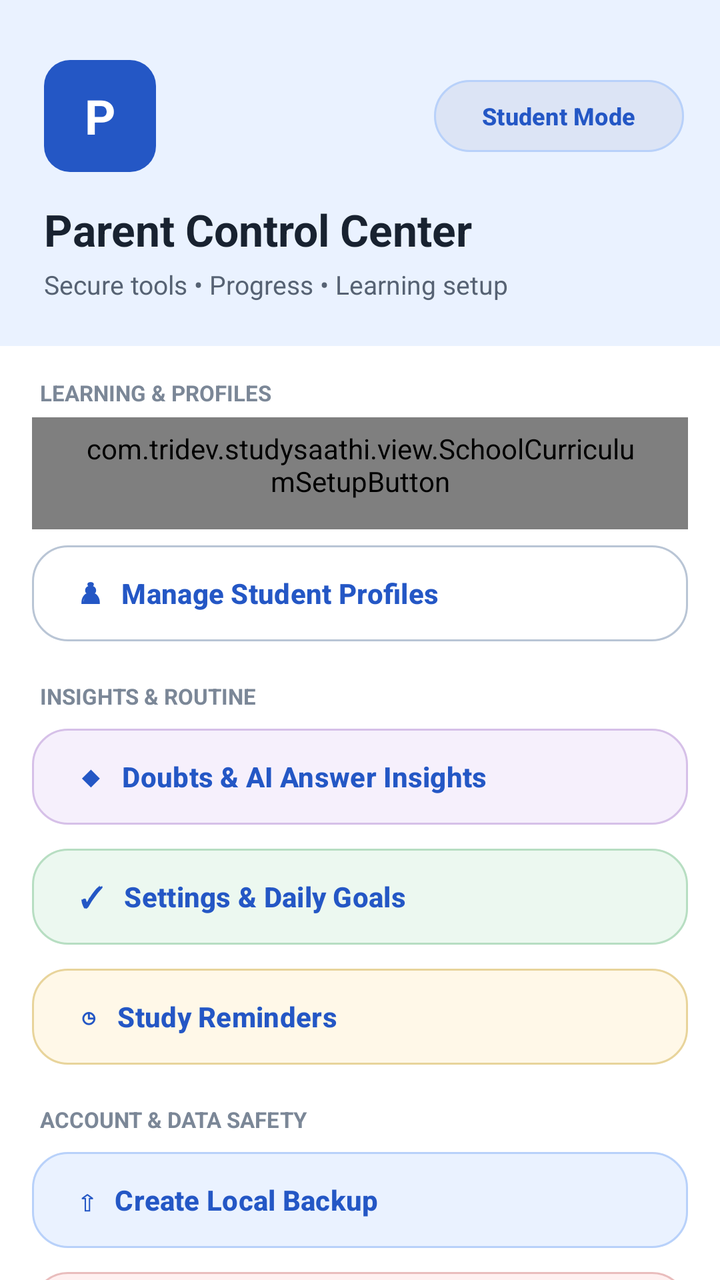
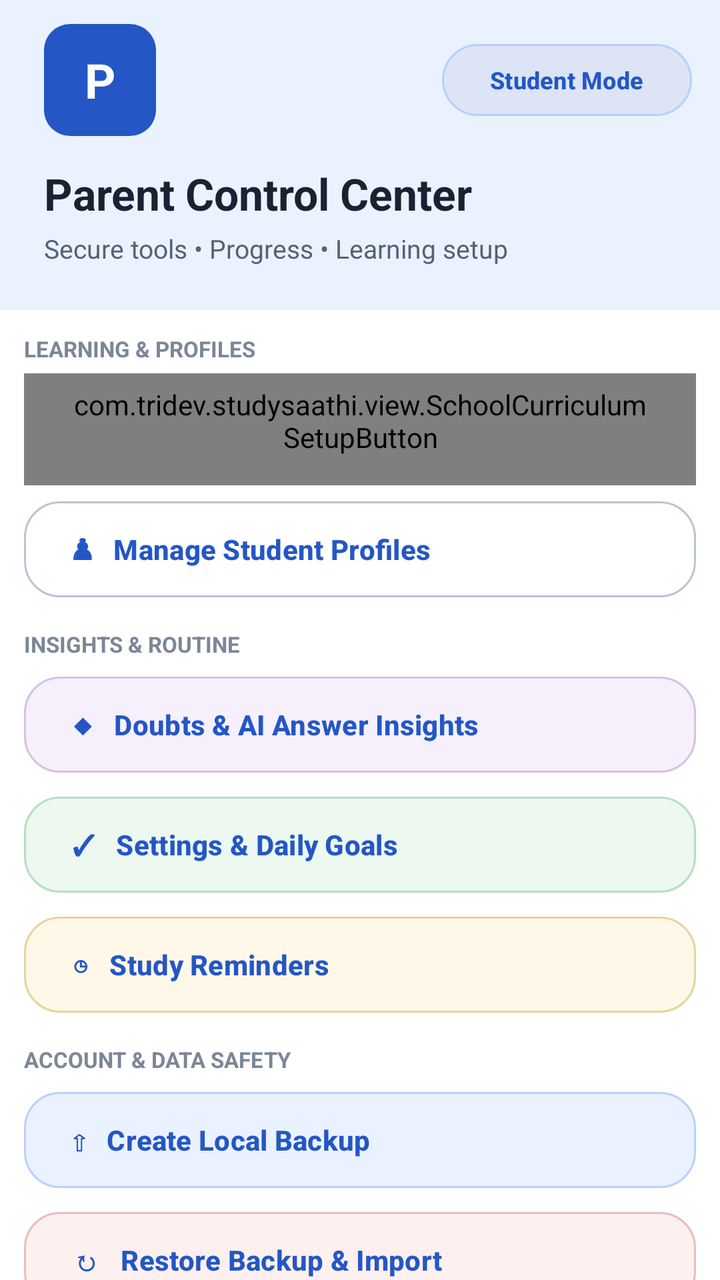

Two renders of the same Android screen: before a commit and after it. Below are the layout's source before the change and the commit's diff.
<!-- AndroidManifest.xml: application theme Theme.StudySaathi -->
<!-- res/layout/drawer_parent_navigation.xml -->
<?xml version="1.0" encoding="utf-8"?>
<androidx.core.widget.NestedScrollView xmlns:android="http://schemas.android.com/apk/res/android"
    xmlns:app="http://schemas.android.com/apk/res-auto"
    android:layout_width="match_parent"
    android:layout_height="match_parent"
    android:background="@color/ss_surface"
    android:clipToPadding="false"
    android:elevation="20dp"
    android:fillViewport="true">

    <LinearLayout
        android:layout_width="match_parent"
        android:layout_height="wrap_content"
        android:orientation="vertical"
        android:paddingBottom="28dp">

        <LinearLayout
            android:layout_width="match_parent"
            android:layout_height="wrap_content"
            android:background="@color/ss_blue_soft"
            android:orientation="vertical"
            android:paddingStart="22dp"
            android:paddingTop="30dp"
            android:paddingEnd="18dp"
            android:paddingBottom="22dp">

            <LinearLayout
                android:layout_width="match_parent"
                android:layout_height="wrap_content"
                android:gravity="center_vertical"
                android:orientation="horizontal">

                <TextView
                    android:layout_width="56dp"
                    android:layout_height="56dp"
                    android:background="@drawable/bg_help_step_badge"
                    android:gravity="center"
                    android:text="P"
                    android:textColor="@color/ss_on_primary"
                    android:textSize="24sp"
                    android:textStyle="bold" />

                <Space
                    android:layout_width="0dp"
                    android:layout_height="1dp"
                    android:layout_weight="1" />

                <com.google.android.material.button.MaterialButton
                    android:id="@+id/buttonDrawerStudentMode"
                    style="@style/Widget.StudySaathi.Button.Outlined"
                    android:layout_width="wrap_content"
                    android:layout_height="44dp"
                    android:minWidth="0dp"
                    android:text="Student Mode"
                    android:textAllCaps="false"
                    android:textSize="12sp"
                    app:backgroundTint="@color/ss_surface"
                    app:strokeColor="@color/ss_blue_border" />
            </LinearLayout>

            <TextView
                android:layout_width="match_parent"
                android:layout_height="wrap_content"
                android:layout_marginTop="14dp"
                android:fontFamily="sans-serif-rounded"
                android:text="Parent Control Center"
                android:textColor="@color/ss_text_primary"
                android:textSize="22sp"
                android:textStyle="bold" />

            <TextView
                android:layout_width="match_parent"
                android:layout_height="wrap_content"
                android:layout_marginTop="4dp"
                android:text="Secure tools • Progress • Learning setup"
                android:textColor="@color/ss_text_secondary"
                android:textSize="13sp" />
        </LinearLayout>

        <TextView
            android:layout_width="match_parent"
            android:layout_height="wrap_content"
            android:layout_marginStart="20dp"
            android:layout_marginTop="16dp"
            android:layout_marginEnd="20dp"
            android:text="LEARNING &amp; PROFILES"
            android:textColor="@color/ss_text_muted"
            android:textSize="11sp"
            android:textStyle="bold" />

        <com.tridev.studysaathi.view.SchoolCurriculumSetupButton
            android:id="@+id/buttonDrawerCurriculum"
            style="@style/Widget.StudySaathi.Button.Outlined"
            android:layout_width="match_parent"
            android:layout_height="wrap_content"
            android:layout_marginStart="16dp"
            android:layout_marginTop="5dp"
            android:layout_marginEnd="16dp"
            android:gravity="start|center_vertical"
            android:text="▣   School Curriculum &amp; Books"
            android:textAllCaps="false"
            app:backgroundTint="@color/ss_teal_soft"
            app:strokeColor="@color/ss_teal_border" />

        <com.google.android.material.button.MaterialButton
            android:id="@+id/buttonDrawerProfiles"
            style="@style/Widget.StudySaathi.Button.Outlined"
            android:layout_width="match_parent"
            android:layout_height="wrap_content"
            android:layout_marginStart="16dp"
            android:layout_marginTop="4dp"
            android:layout_marginEnd="16dp"
            android:gravity="start|center_vertical"
            android:text="♟   Manage Student Profiles"
            android:textAllCaps="false" />

        <TextView
            android:layout_width="match_parent"
            android:layout_height="wrap_content"
            android:layout_marginStart="20dp"
            android:layout_marginTop="16dp"
            android:layout_marginEnd="20dp"
            android:text="INSIGHTS &amp; ROUTINE"
            android:textColor="@color/ss_text_muted"
            android:textSize="11sp"
            android:textStyle="bold" />

        <com.google.android.material.button.MaterialButton
            android:id="@+id/buttonDrawerDoubts"
            style="@style/Widget.StudySaathi.Button.Outlined"
            android:layout_width="match_parent"
            android:layout_height="wrap_content"
            android:layout_marginStart="16dp"
            android:layout_marginTop="5dp"
            android:layout_marginEnd="16dp"
            android:gravity="start|center_vertical"
            android:text="◆   Doubts &amp; AI Answer Insights"
            android:textAllCaps="false"
            app:backgroundTint="@color/ss_purple_soft"
            app:strokeColor="@color/ss_purple_border" />

        <com.google.android.material.button.MaterialButton
            android:id="@+id/buttonDrawerGoals"
            style="@style/Widget.StudySaathi.Button.Outlined"
            android:layout_width="match_parent"
            android:layout_height="wrap_content"
            android:layout_marginStart="16dp"
            android:layout_marginTop="4dp"
            android:layout_marginEnd="16dp"
            android:gravity="start|center_vertical"
            android:text="✓   Settings &amp; Daily Goals"
            android:textAllCaps="false"
            app:backgroundTint="@color/ss_green_soft"
            app:strokeColor="@color/ss_green_border" />

        <com.google.android.material.button.MaterialButton
            android:id="@+id/buttonDrawerReminders"
            style="@style/Widget.StudySaathi.Button.Outlined"
            android:layout_width="match_parent"
            android:layout_height="wrap_content"
            android:layout_marginStart="16dp"
            android:layout_marginTop="4dp"
            android:layout_marginEnd="16dp"
            android:gravity="start|center_vertical"
            android:text="◷   Study Reminders"
            android:textAllCaps="false"
            app:backgroundTint="@color/ss_yellow_soft"
            app:strokeColor="@color/ss_yellow_border" />

        <TextView
            android:layout_width="match_parent"
            android:layout_height="wrap_content"
            android:layout_marginStart="20dp"
            android:layout_marginTop="16dp"
            android:layout_marginEnd="20dp"
            android:text="ACCOUNT &amp; DATA SAFETY"
            android:textColor="@color/ss_text_muted"
            android:textSize="11sp"
            android:textStyle="bold" />

        <com.google.android.material.button.MaterialButton
            android:id="@+id/buttonDrawerBackup"
            style="@style/Widget.StudySaathi.Button.Outlined"
            android:layout_width="match_parent"
            android:layout_height="wrap_content"
            android:layout_marginStart="16dp"
            android:layout_marginTop="5dp"
            android:layout_marginEnd="16dp"
            android:gravity="start|center_vertical"
            android:text="⇧   Create Local Backup"
            android:textAllCaps="false"
            app:backgroundTint="@color/ss_blue_soft"
            app:strokeColor="@color/ss_blue_border" />

        <com.google.android.material.button.MaterialButton
            android:id="@+id/buttonDrawerRestore"
            style="@style/Widget.StudySaathi.Button.Outlined"
            android:layout_width="match_parent"
            android:layout_height="wrap_content"
            android:layout_marginStart="16dp"
            android:layout_marginTop="4dp"
            android:layout_marginEnd="16dp"
            android:gravity="start|center_vertical"
            android:text="↻   Restore Backup &amp; Import"
            android:textAllCaps="false"
            app:backgroundTint="@color/ss_red_soft"
            app:strokeColor="@color/ss_red_border" />

        <com.google.android.material.button.MaterialButton
            android:id="@+id/buttonDrawerCloud"
            style="@style/Widget.StudySaathi.Button.Outlined"
            android:layout_width="match_parent"
            android:layout_height="wrap_content"
            android:layout_marginStart="16dp"
            android:layout_marginTop="4dp"
            android:layout_marginEnd="16dp"
            android:gravity="start|center_vertical"
            android:text="☁   Cloud &amp; Secure Sync"
            android:textAllCaps="false"
            app:backgroundTint="@color/ss_blue_soft"
            app:strokeColor="@color/ss_blue_border" />

        <com.google.android.material.button.MaterialButton
            android:id="@+id/buttonDrawerFamilyWorkspace"
            style="@style/Widget.StudySaathi.Button.Outlined"
            android:layout_width="match_parent"
            android:layout_height="wrap_content"
            android:layout_marginStart="16dp"
            android:layout_marginTop="4dp"
            android:layout_marginEnd="16dp"
            android:gravity="start|center_vertical"
            android:text="⌂   Family Learning Workspace"
            android:textAllCaps="false"
            app:backgroundTint="@color/ss_green_soft"
            app:strokeColor="@color/ss_green_border" />

        <com.google.android.material.button.MaterialButton
            android:id="@+id/buttonDrawerHelp"
            style="@style/Widget.StudySaathi.Button.Outlined"
            android:layout_width="match_parent"
            android:layout_height="wrap_content"
            android:layout_marginStart="16dp"
            android:layout_marginTop="4dp"
            android:layout_marginEnd="16dp"
            android:gravity="start|center_vertical"
            android:text="ⓘ   Help &amp; Parent Guide"
            android:textAllCaps="false"
            app:backgroundTint="@color/ss_purple_soft"
            app:strokeColor="@color/ss_purple_border" />

    </LinearLayout>
</androidx.core.widget.NestedScrollView>
<!-- resources referenced by this layout -->
<resources>
  <color name="ss_blue_border">#B8D1FA</color>
  <color name="ss_blue_soft">#EAF2FF</color>
  <color name="ss_green_border">#B7DEC2</color>
  <color name="ss_green_soft">#ECF8F0</color>
  <color name="ss_on_primary">#FFFFFF</color>
  <color name="ss_purple_border">#D6C0E8</color>
  <color name="ss_purple_soft">#F6F0FC</color>
  <color name="ss_red_border">#E9BDBD</color>
  <color name="ss_red_soft">#FFF0F0</color>
  <color name="ss_surface">#FFFFFF</color>
  <color name="ss_teal_border">#B4DCDC</color>
  <color name="ss_teal_soft">#EAF8F8</color>
  <color name="ss_text_muted">#7B8797</color>
  <color name="ss_text_primary">#182230</color>
  <color name="ss_text_secondary">#566273</color>
  <color name="ss_yellow_border">#E8D49B</color>
  <color name="ss_yellow_soft">#FFF8E8</color>
  <!-- drawable bg_help_step_badge (drawable) -->
  <?xml version="1.0" encoding="utf-8"?>
  <shape xmlns:android="http://schemas.android.com/apk/res/android"
      android:shape="rectangle">
      <solid android:color="@color/ss_primary" />
      <corners android:radius="13dp" />
  </shape>
  <style name="Widget.StudySaathi.Button.Outlined" parent="Widget.Material3.Button.OutlinedButton">
          <item name="cornerRadius">18dp</item>
          <item name="android:minHeight">56dp</item>
          <item name="android:textStyle">bold</item>
          <item name="strokeColor">@color/ss_outline_strong</item>
          <item name="android:textColor">@color/ss_primary</item>
      </style>
  <color name="ss_primary">#2457C5</color>
  <color name="ss_outline_strong">#B9C5D5</color>
  <color name="ss_primary_dark">#173F99</color>
  <color name="ss_secondary">#087F8C</color>
  <color name="ss_on_secondary">#FFFFFF</color>
  <color name="ss_tertiary">#8A5A00</color>
  <color name="ss_on_tertiary">#FFFFFF</color>
  <color name="ss_background">#F7F9FC</color>
  <color name="ss_surface_soft">#F0F4FA</color>
  <color name="ss_outline">#D6DEE9</color>
  <color name="ss_error">#BA1A1A</color>
  <color name="white">#FFFFFFFF</color>
  <!-- drawable bg_app_soft_mix (drawable) -->
  <?xml version="1.0" encoding="utf-8"?>
  <shape xmlns:android="http://schemas.android.com/apk/res/android"
      android:shape="rectangle">
  
      <gradient
          android:angle="270"
          android:centerColor="#F2FBF3"
          android:endColor="#EEF7FF"
          android:startColor="#FFF2F2"
          android:type="linear" />
  
  </shape>
  <!-- unchanged entries left out for length: 1 -->
</resources>

<!-- the commit's change to res/layout/drawer_parent_navigation.xml (unified diff, before → after) -->
@@ -12,7 +12,7 @@
         android:layout_width="match_parent"
         android:layout_height="wrap_content"
         android:orientation="vertical"
-        android:paddingBottom="28dp">
+        android:paddingBottom="12dp">
 
         <LinearLayout
             android:layout_width="match_parent"
@@ -20,8 +20,8 @@
             android:background="@color/ss_blue_soft"
             android:orientation="vertical"
             android:paddingStart="22dp"
-            android:paddingTop="30dp"
-            android:paddingEnd="18dp"
+            android:paddingTop="12dp"
+            android:paddingEnd="14dp"
             android:paddingBottom="22dp">
 
             <LinearLayout
@@ -80,9 +80,9 @@
         <TextView
             android:layout_width="match_parent"
             android:layout_height="wrap_content"
-            android:layout_marginStart="20dp"
-            android:layout_marginTop="16dp"
-            android:layout_marginEnd="20dp"
+            android:layout_marginStart="12dp"
+            android:layout_marginTop="12dp"
+            android:layout_marginEnd="12dp"
             android:text="LEARNING &amp; PROFILES"
             android:textColor="@color/ss_text_muted"
             android:textSize="11sp"
@@ -93,9 +93,9 @@
             style="@style/Widget.StudySaathi.Button.Outlined"
             android:layout_width="match_parent"
             android:layout_height="wrap_content"
-            android:layout_marginStart="16dp"
+            android:layout_marginStart="12dp"
             android:layout_marginTop="5dp"
-            android:layout_marginEnd="16dp"
+            android:layout_marginEnd="12dp"
             android:gravity="start|center_vertical"
             android:text="▣   School Curriculum &amp; Books"
             android:textAllCaps="false"
@@ -107,9 +107,9 @@
             style="@style/Widget.StudySaathi.Button.Outlined"
             android:layout_width="match_parent"
             android:layout_height="wrap_content"
-            android:layout_marginStart="16dp"
-            android:layout_marginTop="4dp"
-            android:layout_marginEnd="16dp"
+            android:layout_marginStart="12dp"
+            android:layout_marginTop="4dp"
+            android:layout_marginEnd="12dp"
             android:gravity="start|center_vertical"
             android:text="♟   Manage Student Profiles"
             android:textAllCaps="false" />
@@ -117,9 +117,9 @@
         <TextView
             android:layout_width="match_parent"
             android:layout_height="wrap_content"
-            android:layout_marginStart="20dp"
-            android:layout_marginTop="16dp"
-            android:layout_marginEnd="20dp"
+            android:layout_marginStart="12dp"
+            android:layout_marginTop="12dp"
+            android:layout_marginEnd="12dp"
             android:text="INSIGHTS &amp; ROUTINE"
             android:textColor="@color/ss_text_muted"
             android:textSize="11sp"
@@ -130,9 +130,9 @@
             style="@style/Widget.StudySaathi.Button.Outlined"
             android:layout_width="match_parent"
             android:layout_height="wrap_content"
-            android:layout_marginStart="16dp"
+            android:layout_marginStart="12dp"
             android:layout_marginTop="5dp"
-            android:layout_marginEnd="16dp"
+            android:layout_marginEnd="12dp"
             android:gravity="start|center_vertical"
             android:text="◆   Doubts &amp; AI Answer Insights"
             android:textAllCaps="false"
@@ -144,9 +144,9 @@
             style="@style/Widget.StudySaathi.Button.Outlined"
             android:layout_width="match_parent"
             android:layout_height="wrap_content"
-            android:layout_marginStart="16dp"
-            android:layout_marginTop="4dp"
-            android:layout_marginEnd="16dp"
+            android:layout_marginStart="12dp"
+            android:layout_marginTop="4dp"
+            android:layout_marginEnd="12dp"
             android:gravity="start|center_vertical"
             android:text="✓   Settings &amp; Daily Goals"
             android:textAllCaps="false"
@@ -158,9 +158,9 @@
             style="@style/Widget.StudySaathi.Button.Outlined"
             android:layout_width="match_parent"
             android:layout_height="wrap_content"
-            android:layout_marginStart="16dp"
-            android:layout_marginTop="4dp"
-            android:layout_marginEnd="16dp"
+            android:layout_marginStart="12dp"
+            android:layout_marginTop="4dp"
+            android:layout_marginEnd="12dp"
             android:gravity="start|center_vertical"
             android:text="◷   Study Reminders"
             android:textAllCaps="false"
@@ -170,9 +170,9 @@
         <TextView
             android:layout_width="match_parent"
             android:layout_height="wrap_content"
-            android:layout_marginStart="20dp"
-            android:layout_marginTop="16dp"
-            android:layout_marginEnd="20dp"
+            android:layout_marginStart="12dp"
+            android:layout_marginTop="12dp"
+            android:layout_marginEnd="12dp"
             android:text="ACCOUNT &amp; DATA SAFETY"
             android:textColor="@color/ss_text_muted"
             android:textSize="11sp"
@@ -183,9 +183,9 @@
             style="@style/Widget.StudySaathi.Button.Outlined"
             android:layout_width="match_parent"
             android:layout_height="wrap_content"
-            android:layout_marginStart="16dp"
+            android:layout_marginStart="12dp"
             android:layout_marginTop="5dp"
-            android:layout_marginEnd="16dp"
+            android:layout_marginEnd="12dp"
             android:gravity="start|center_vertical"
             android:text="⇧   Create Local Backup"
             android:textAllCaps="false"
@@ -197,9 +197,9 @@
             style="@style/Widget.StudySaathi.Button.Outlined"
             android:layout_width="match_parent"
             android:layout_height="wrap_content"
-            android:layout_marginStart="16dp"
-            android:layout_marginTop="4dp"
-            android:layout_marginEnd="16dp"
+            android:layout_marginStart="12dp"
+            android:layout_marginTop="4dp"
+            android:layout_marginEnd="12dp"
             android:gravity="start|center_vertical"
             android:text="↻   Restore Backup &amp; Import"
             android:textAllCaps="false"
@@ -211,9 +211,9 @@
             style="@style/Widget.StudySaathi.Button.Outlined"
             android:layout_width="match_parent"
             android:layout_height="wrap_content"
-            android:layout_marginStart="16dp"
-            android:layout_marginTop="4dp"
-            android:layout_marginEnd="16dp"
+            android:layout_marginStart="12dp"
+            android:layout_marginTop="4dp"
+            android:layout_marginEnd="12dp"
             android:gravity="start|center_vertical"
             android:text="☁   Cloud &amp; Secure Sync"
             android:textAllCaps="false"
@@ -225,9 +225,9 @@
             style="@style/Widget.StudySaathi.Button.Outlined"
             android:layout_width="match_parent"
             android:layout_height="wrap_content"
-            android:layout_marginStart="16dp"
-            android:layout_marginTop="4dp"
-            android:layout_marginEnd="16dp"
+            android:layout_marginStart="12dp"
+            android:layout_marginTop="4dp"
+            android:layout_marginEnd="12dp"
             android:gravity="start|center_vertical"
             android:text="⌂   Family Learning Workspace"
             android:textAllCaps="false"
@@ -239,9 +239,9 @@
             style="@style/Widget.StudySaathi.Button.Outlined"
             android:layout_width="match_parent"
             android:layout_height="wrap_content"
-            android:layout_marginStart="16dp"
-            android:layout_marginTop="4dp"
-            android:layout_marginEnd="16dp"
+            android:layout_marginStart="12dp"
+            android:layout_marginTop="4dp"
+            android:layout_marginEnd="12dp"
             android:gravity="start|center_vertical"
             android:text="ⓘ   Help &amp; Parent Guide"
             android:textAllCaps="false"
